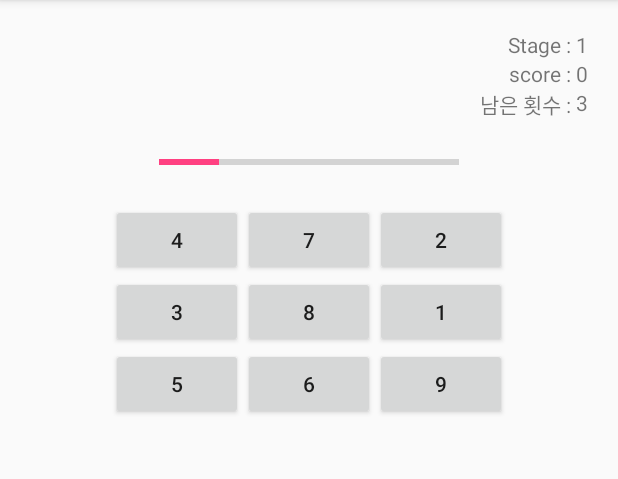
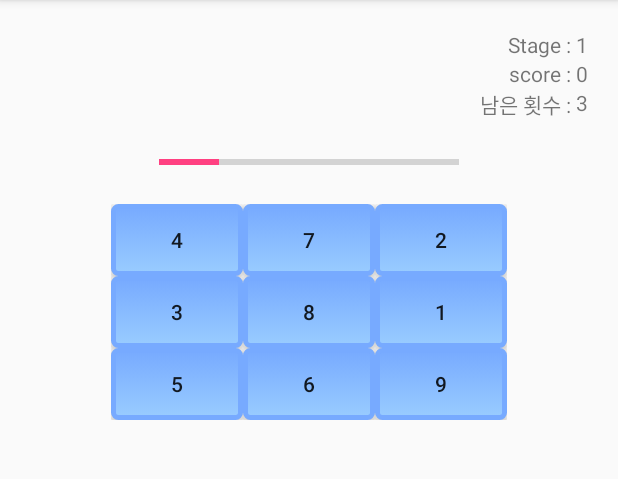
Before and after one commit to donggeonoh/My_Source, an Android app: the GameActivity screen opened directly, with no data from a screen before it, on a phone screen of 412 x 824 dp, the part 84-563 px from its top. Run offline under Robolectric (Android 15) with nearby library versions, the phone set to English and light mode, and no system bars.

Commit message:
add Source

```diff
--- a/Android Source/ButtonGame_Dmaps/app/src/main/java/com/example/dogn/buttongame_dmaps_activity/ButtonGameTimer.java
+++ b/Android Source/ButtonGame_Dmaps/app/src/main/java/com/example/dogn/buttongame_dmaps_activity/ButtonGameTimer.java
@@ -40,7 +40,7 @@ public class ButtonGameTimer extends Thread {
 
                 progressBar.setProgress(count += 20);
 
-                if(count == 100) {
+                if(count > 100) {
                     handler.sendMessage(handler.obtainMessage());
                 }
 
--- /dev/null
+++ b/Android Source/ButtonGame_Dmaps/app/src/main/res/drawable/custom_button.xml
@@ -0,0 +1,44 @@
+<?xml version="1.0" encoding="utf-8"?>
+<selector xmlns:android="http://schemas.android.com/apk/res/android">
+    <item android:state_pressed="true" >
+        <shape>
+            <gradient
+                android:startColor="#99ccff"
+                android:endColor="#77aaff"
+                android:angle="270" />
+            <stroke
+                android:width="3dp"
+                android:color="#77aaff" />
+            <corners
+                android:radius="3dp" />
+        </shape>
+    </item>
+
+    <item android:state_focused="true" >
+        <shape>
+            <gradient
+                android:endColor="#99ccff"
+                android:startColor="#77aaff"
+                android:angle="270" />
+            <stroke
+                android:width="3dp"
+                android:color="#77aaff" />
+            <corners
+                android:radius="3dp" />
+        </shape>
+    </item>
+
+    <item>
+        <shape>
+            <gradient
+                android:endColor="#99ccff"
+                android:startColor="#77aaff"
+                android:angle="270" />
+            <stroke
+                android:width="3dp"
+                android:color="#77aaff" />
+            <corners
+                android:radius="3dp" />
+        </shape>
+    </item>
+</selector>
```
Also changed, not shown: Android Source/ButtonGame_Dmaps/app/src/main/java/com/example/dogn/buttongame_dmaps_activity/GameActivity.java (+46 -66 lines), Android Source/ButtonGame_Dmaps/app/src/main/java/com/example/dogn/buttongame_dmaps_activity/RankActivity.java (+42 -5 lines), Android Source/ButtonGame_Dmaps/app/src/main/java/com/example/dogn/buttongame_dmaps_activity/SplashActivity.java (+11 -2 lines), Android Source/ButtonGame_Dmaps/app/src/main/res/layout/activity_rank.xml (+19 -3 lines).
